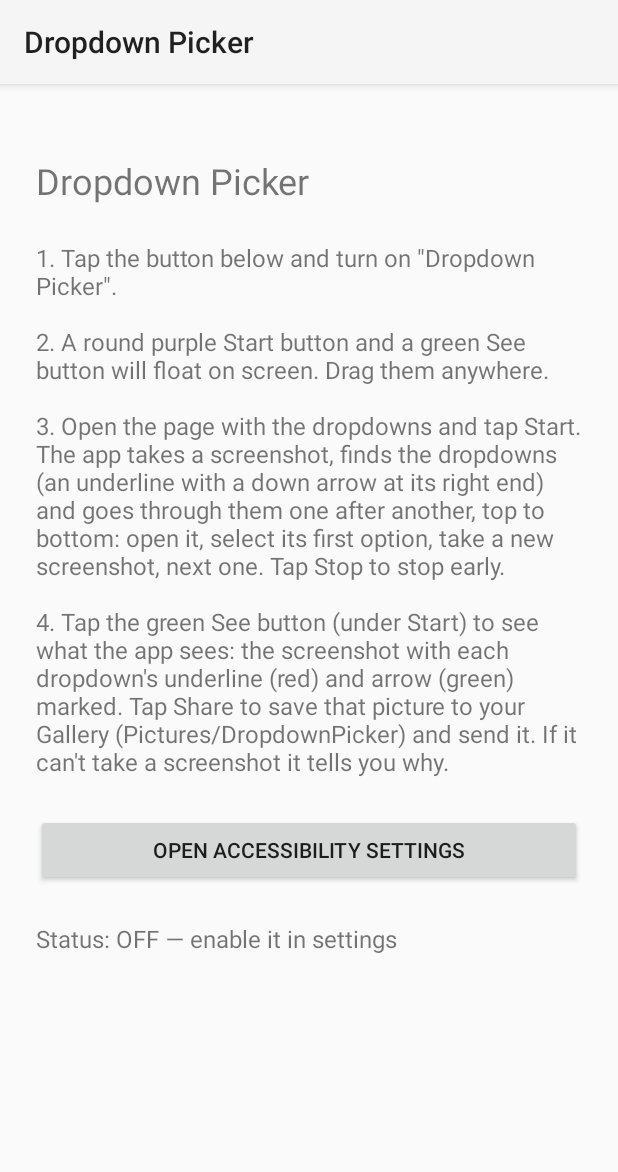
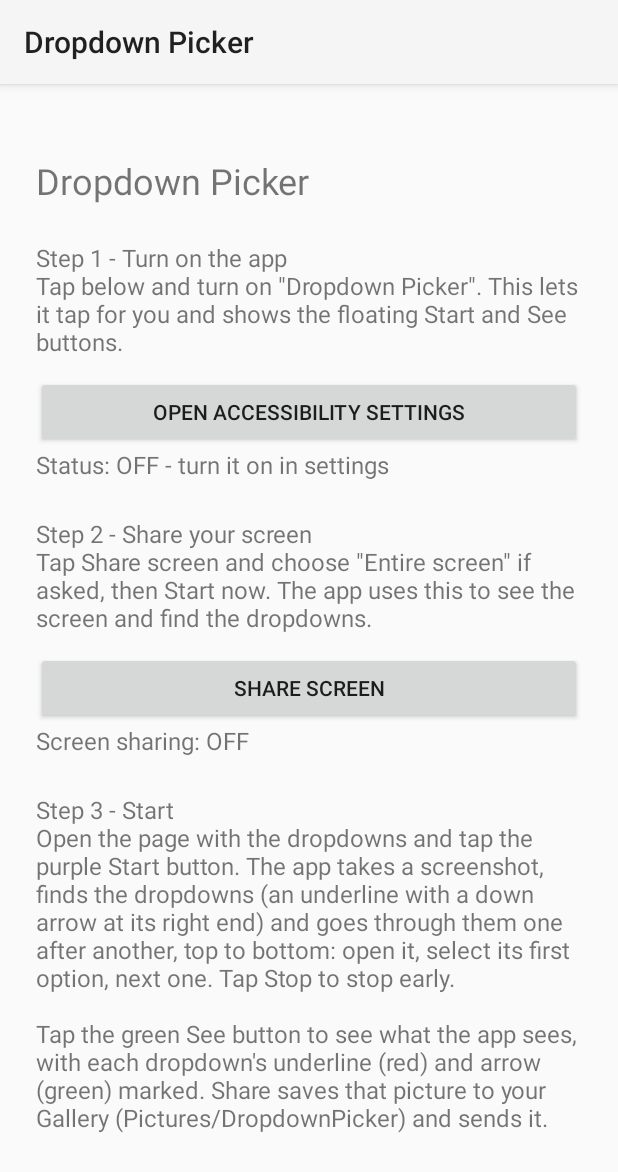
Before and after one commit to KunukuntlaGowtham/dummy, an Android app: the screen it shows after launch (MainActivity), on a phone screen of 412 x 824 dp. Shown: the top 1172 px of the screen. Run offline under Robolectric (Android 15) with nearby library versions, the phone set to English and light mode, and no system bars.

Commit message:
Add Share screen step inside the app before starting
The main screen now walks through three steps: turn on the accessibility
service, share the screen (Android's screen capture prompt, kept running
by a mediaProjection foreground service with a Stop sharing action), and
tap Start. Start and See use the latest shared frame, falling back to the
accessibility screenshot, so they also work on Android 8-10 and point the
user to Share screen when no screenshot is possible.

Co-Authored-By: Claude Opus 5.5 <noreply@anthropic.com>
Claude-Session: https://claude.ai/code/session_018AbEdzrPwKunu1sSdK5ip9

```diff
--- a/app/src/main/java/com/kunukuntla/dropdownpicker/MainActivity.java
+++ b/app/src/main/java/com/kunukuntla/dropdownpicker/MainActivity.java
@@ -1,18 +1,34 @@
 package com.kunukuntla.dropdownpicker;
 
+import android.Manifest;
 import android.app.Activity;
 import android.content.Intent;
+import android.content.pm.PackageManager;
+import android.media.projection.MediaProjectionManager;
+import android.os.Build;
 import android.os.Bundle;
+import android.os.Handler;
+import android.os.Looper;
 import android.provider.Settings;
 import android.view.Gravity;
 import android.widget.Button;
 import android.widget.LinearLayout;
+import android.widget.ScrollView;
 import android.widget.TextView;
+import android.widget.Toast;
 
-/** Explains how to use the app and links to the accessibility settings. */
+/**
+ * Setup screen: turn on the accessibility service, then share the screen,
+ * then tap Start on the floating button.
+ */
 public class MainActivity extends Activity {
 
-    private TextView status;
+    private static final int REQUEST_SHARE = 1;
+
+    private final Handler handler = new Handler(Looper.getMainLooper());
+    private TextView accessibilityStatus;
+    private TextView shareStatus;
+    private Button shareButton;
 
     @Override
     protected void onCreate(Bundle savedInstanceState) {
@@ -29,39 +45,99 @@ public class MainActivity extends Activity {
         title.setTextSize(24);
         root.addView(title);
 
-        TextView help = new TextView(this);
-        help.setText("1. Tap the button below and turn on \"Dropdown Picker\".\n\n"
-                + "2. A round purple Start button and a green See button will float on screen. Drag them anywhere.\n\n"
-                + "3. Open the page with the dropdowns and tap Start. The app takes a "
-                + "screenshot, finds the dropdowns (an underline with a down arrow at its "
-                + "right end) and goes through them one after another, top to bottom: "
-                + "open it, select its first option, take a new screenshot, next one. "
-                + "Tap Stop to stop early.\n\n"
-                + "4. Tap the green See button (under Start) to see what the app sees: the "
-                + "screenshot with each dropdown's underline (red) and arrow (green) marked. "
-                + "Tap Share to save that picture to your Gallery (Pictures/DropdownPicker) "
-                + "and send it. If it can't take a screenshot it tells you why.");
-        help.setTextSize(16);
-        help.setPadding(0, pad, 0, pad);
-        root.addView(help);
-
+        root.addView(text("Step 1 - Turn on the app\n"
+                + "Tap below and turn on \"Dropdown Picker\". This lets it tap for you and "
+                + "shows the floating Start and See buttons.", pad));
         Button open = new Button(this);
         open.setText("Open accessibility settings");
         open.setOnClickListener(v -> startActivity(new Intent(Settings.ACTION_ACCESSIBILITY_SETTINGS)));
         root.addView(open);
+        accessibilityStatus = text("", 0);
+        root.addView(accessibilityStatus);
 
-        status = new TextView(this);
-        status.setTextSize(16);
-        status.setPadding(0, pad, 0, 0);
-        root.addView(status);
+        root.addView(text("Step 2 - Share your screen\n"
+                + "Tap Share screen and choose \"Entire screen\" if asked, then Start now. "
+                + "The app uses this to see the screen and find the dropdowns.", pad));
+        shareButton = new Button(this);
+        shareButton.setOnClickListener(v -> toggleSharing());
+        root.addView(shareButton);
+        shareStatus = text("", 0);
+        root.addView(shareStatus);
 
-        setContentView(root);
+        root.addView(text("Step 3 - Start\n"
+                + "Open the page with the dropdowns and tap the purple Start button. The app "
+                + "takes a screenshot, finds the dropdowns (an underline with a down arrow at "
+                + "its right end) and goes through them one after another, top to bottom: "
+                + "open it, select its first option, next one. Tap Stop to stop early.\n\n"
+                + "Tap the green See button to see what the app sees, with each dropdown's "
+                + "underline (red) and arrow (green) marked. Share saves that picture to your "
+                + "Gallery (Pictures/DropdownPicker) and sends it.", pad));
+
+        ScrollView scroll = new ScrollView(this);
+        scroll.addView(root);
+        setContentView(scroll);
+    }
+
+    private TextView text(String s, int topPad) {
+        TextView t = new TextView(this);
+        t.setText(s);
+        t.setTextSize(16);
+        t.setPadding(0, topPad, 0, topPad / 2);
+        return t;
     }
 
     @Override
     protected void onResume() {
         super.onResume();
-        status.setText(isServiceEnabled() ? "Status: ON ✅" : "Status: OFF — enable it in settings");
+        refresh();
+    }
+
+    private void refresh() {
+        accessibilityStatus.setText(isServiceEnabled()
+                ? "Status: ON ✅" : "Status: OFF - turn it on in settings");
+        boolean sharing = ScreenCaptureService.isSharing();
+        shareButton.setText(sharing ? "Stop sharing" : "Share screen");
+        shareStatus.setText(sharing ? "Screen sharing: ON ✅" : "Screen sharing: OFF");
+    }
+
+    private void toggleSharing() {
+        if (ScreenCaptureService.isSharing()) {
+            startService(new Intent(this, ScreenCaptureService.class)
+                    .setAction(ScreenCaptureService.ACTION_STOP));
+            handler.postDelayed(this::refresh, 300);
+            return;
+        }
+        // Let the "sharing your screen" notification show on Android 13+.
+        if (Build.VERSION.SDK_INT >= Build.VERSION_CODES.TIRAMISU
+                && checkSelfPermission(Manifest.permission.POST_NOTIFICATIONS)
+                != PackageManager.PERMISSION_GRANTED) {
+            requestPermissions(new String[] {Manifest.permission.POST_NOTIFICATIONS}, 0);
+        }
+        // Android 9 and older need storage permission to save the shared picture.
+        if (Build.VERSION.SDK_INT < Build.VERSION_CODES.Q
+                && checkSelfPermission(Manifest.permission.WRITE_EXTERNAL_STORAGE)
+                != PackageManager.PERMISSION_GRANTED) {
+            requestPermissions(new String[] {Manifest.permission.WRITE_EXTERNAL_STORAGE}, 1);
+        }
+        MediaProjectionManager mpm = getSystemService(MediaProjectionManager.class);
+        startActivityForResult(mpm.createScreenCaptureIntent(), REQUEST_SHARE);
+    }
+
+    @Override
+    protected void onActivityResult(int requestCode, int resultCode, Intent data) {
+        super.onActivityResult(requestCode, resultCode, data);
+        if (requestCode != REQUEST_SHARE) return;
+        if (resultCode != RESULT_OK || data == null) {
+            Toast.makeText(this, "Screen sharing was not allowed", Toast.LENGTH_SHORT).show();
+            return;
+        }
+        Intent service = new Intent(this, ScreenCaptureService.class)
+                .putExtra(ScreenCaptureService.EXTRA_RESULT_CODE, resultCode)
+                .putExtra(ScreenCaptureService.EXTRA_RESULT_DATA, data);
+        startForegroundService(service);
+        Toast.makeText(this, "Screen shared. Now open your page and tap Start.",
+                Toast.LENGTH_LONG).show();
+        handler.postDelayed(this::refresh, 500);
     }
 
     private boolean isServiceEnabled() {
```
Also changed, not shown: app/src/main/AndroidManifest.xml (+12 -0 lines), app/src/main/java/com/kunukuntla/dropdownpicker/PickerService.java (+24 -8 lines), app/src/main/java/com/kunukuntla/dropdownpicker/ScreenCaptureService.java (added, +194 -0 lines).
